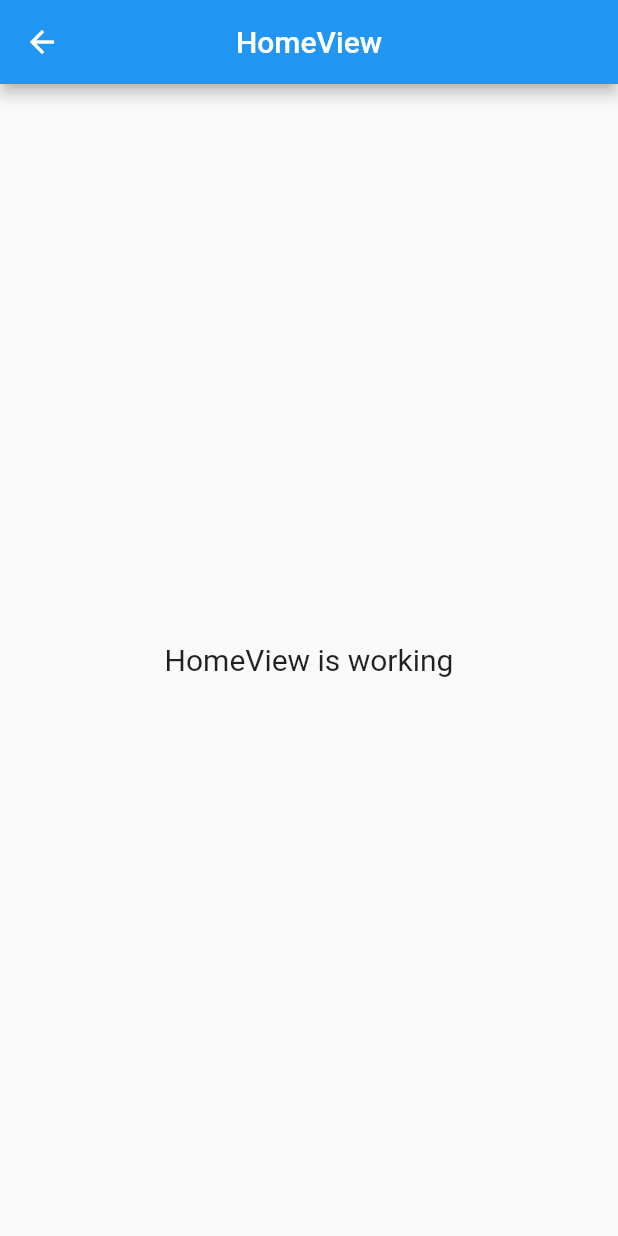
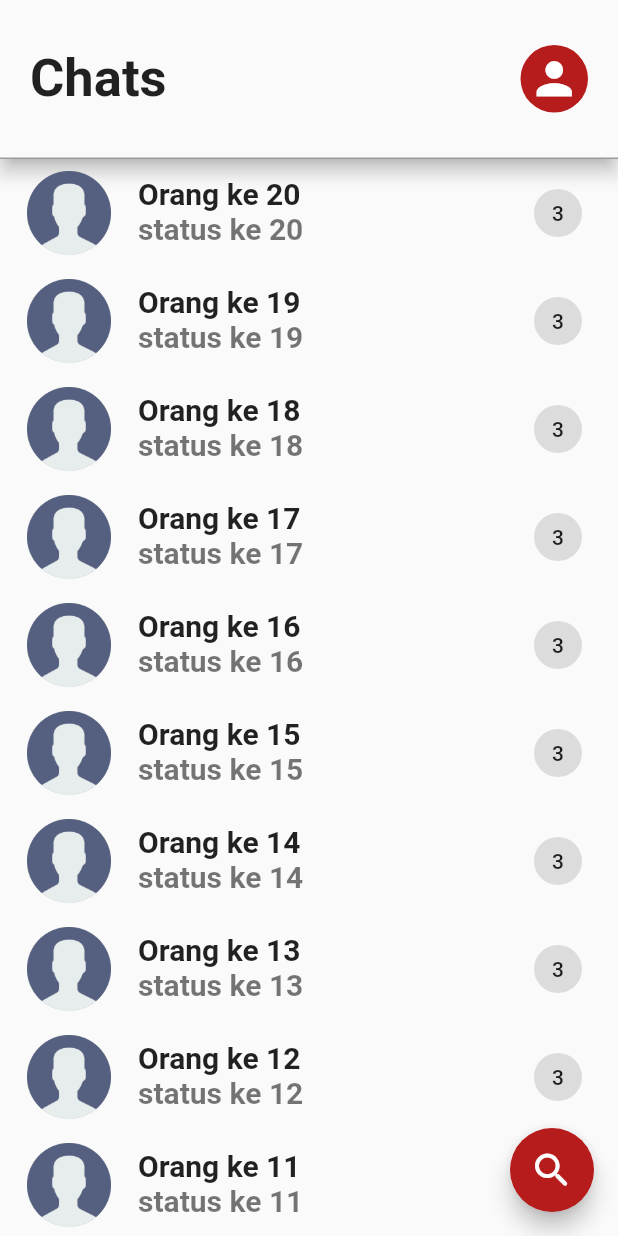
Before and after one commit to AgungLi/Chat-App, a Flutter app: the HomeView screen opened by its route, on a phone screen of 412 x 824 dp. Run offline on Flutter 3.47's test engine with Material 2 defaults, Android fonts, the phone set to English and light mode, and no system bars; our stand-ins replace firebase_core, get, introduction_screen, lottie; accounts and stored records are empty; project files that could hold a hidden picture were left out.

Commit message:
Create chat home screen

```diff
--- a/lib/app/modules/home/views/home_view.dart
+++ b/lib/app/modules/home/views/home_view.dart
@@ -1,3 +1,4 @@
+import 'package:chatapp/app/routes/app_pages.dart';
 import 'package:flutter/material.dart';
 
 import 'package:get/get.dart';
@@ -5,18 +6,93 @@ import 'package:get/get.dart';
 import '../controllers/home_controller.dart';
 
 class HomeView extends GetView<HomeController> {
+  final List<Widget> myChats = List.generate(
+    20,
+    (index) => ListTile(
+      onTap: () => Get.toNamed(Routes.CHAT_ROOM),
+      leading: CircleAvatar(
+        radius: 30,
+        backgroundColor: Colors.black26,
+        child: Image.asset(
+          "assets/logo/noimage.png",
+          fit: BoxFit.cover,
+        ),
+      ),
+      title: Text(
+        "Orang ke ${index + 1}",
+        style: TextStyle(fontSize: 20, fontWeight: FontWeight.w600),
+      ),
+      subtitle: Text(
+        "status ke ${index + 1}",
+        style: TextStyle(fontSize: 20, fontWeight: FontWeight.w600),
+      ),
+      trailing: Chip(
+        label: Text("3"),
+      ),
+    ),
+  ).reversed.toList();
   @override
   Widget build(BuildContext context) {
     return Scaffold(
-      appBar: AppBar(
-        title: Text('HomeView'),
-        centerTitle: true,
+      body: Column(
+        children: [
+          Material(
+            elevation: 5,
+            child: Container(
+              margin: EdgeInsets.only(top: context.mediaQueryPadding.top),
+              decoration: BoxDecoration(
+                border: Border(
+                  bottom: BorderSide(
+                    color: Colors.black38,
+                  ),
+                ),
+              ),
+              padding: EdgeInsets.fromLTRB(20, 30, 20, 30),
+              child: Row(
+                mainAxisAlignment: MainAxisAlignment.spaceBetween,
+                children: [
+                  Text(
+                    "Chats",
+                    style: TextStyle(
+                      fontSize: 35,
+                      fontWeight: FontWeight.bold,
+                    ),
+                  ),
+                  Material(
+                    borderRadius: BorderRadius.circular(30),
+                    color: Colors.red[900],
+                    child: InkWell(
+                      onTap: () => Get.toNamed(Routes.PROFILE),
+                      child: Padding(
+                        padding: const EdgeInsets.all(5),
+                        child: Icon(
+                          Icons.person,
+                          size: 35,
+                          color: Colors.white,
+                        ),
+                      ),
+                    ),
+                  )
+                ],
+              ),
+            ),
+          ),
+          Expanded(
+            child: ListView.builder(
+              padding: EdgeInsets.zero,
+              itemCount: myChats.length,
+              itemBuilder: (context, index) => myChats[index],
+            ),
+          ),
+        ],
       ),
-      body: Center(
-        child: Text(
-          'HomeView is working',
-          style: TextStyle(fontSize: 20),
+      floatingActionButton: FloatingActionButton(
+        onPressed: () => Get.toNamed(Routes.SEARCH),
+        child: Icon(
+          Icons.search_rounded,
+          size: 30,
         ),
+        backgroundColor: Colors.red[900],
       ),
     );
   }
--- a/lib/app/routes/app_pages.dart
+++ b/lib/app/routes/app_pages.dart
@@ -1,11 +1,17 @@
 import 'package:get/get.dart';
 
+import 'package:chatapp/app/modules/chat_room/bindings/chat_room_binding.dart';
+import 'package:chatapp/app/modules/chat_room/views/chat_room_view.dart';
 import 'package:chatapp/app/modules/home/bindings/home_binding.dart';
 import 'package:chatapp/app/modules/home/views/home_view.dart';
 import 'package:chatapp/app/modules/introduction/bindings/introduction_binding.dart';
 import 'package:chatapp/app/modules/introduction/views/introduction_view.dart';
 import 'package:chatapp/app/modules/login/bindings/login_binding.dart';
 import 'package:chatapp/app/modules/login/views/login_view.dart';
+import 'package:chatapp/app/modules/profile/bindings/profile_binding.dart';
+import 'package:chatapp/app/modules/profile/views/profile_view.dart';
+import 'package:chatapp/app/modules/search/bindings/search_binding.dart';
+import 'package:chatapp/app/modules/search/views/search_view.dart';
 
 part 'app_routes.dart';
 
@@ -30,5 +36,20 @@ class AppPages {
       page: () => LoginView(),
       binding: LoginBinding(),
     ),
+    GetPage(
+      name: _Paths.PROFILE,
+      page: () => ProfileView(),
+      binding: ProfileBinding(),
+    ),
+    GetPage(
+      name: _Paths.CHAT_ROOM,
+      page: () => ChatRoomView(),
+      binding: ChatRoomBinding(),
+    ),
+    GetPage(
+      name: _Paths.SEARCH,
+      page: () => SearchView(),
+      binding: SearchBinding(),
+    ),
   ];
 }
--- a/lib/app/routes/app_routes.dart
+++ b/lib/app/routes/app_routes.dart
@@ -7,10 +7,16 @@ abstract class Routes {
   static const HOME = _Paths.HOME;
   static const INTRODUCTION = _Paths.INTRODUCTION;
   static const LOGIN = _Paths.LOGIN;
+  static const PROFILE = _Paths.PROFILE;
+  static const CHAT_ROOM = _Paths.CHAT_ROOM;
+  static const SEARCH = _Paths.SEARCH;
 }
 
 abstract class _Paths {
   static const HOME = '/home';
   static const INTRODUCTION = '/introduction';
   static const LOGIN = '/login';
+  static const PROFILE = '/profile';
+  static const CHAT_ROOM = '/chat-room';
+  static const SEARCH = '/search';
 }
--- a/lib/main.dart
+++ b/lib/main.dart
@@ -29,7 +29,7 @@ class MyApp extends StatelessWidget {
         if (snapshot.connectionState == ConnectionState.done) {
           return GetMaterialApp(
             title: "ChatApp",
-            initialRoute: Routes.LOGIN,
+            initialRoute: Routes.HOME,
             getPages: AppPages.routes,
           );
           //   return FutureBuilder(
```
Also changed, not shown: lib/app/modules/chat_room/bindings/chat_room_binding.dart (added, +12 -0 lines), lib/app/modules/chat_room/controllers/chat_room_controller.dart (added, +20 -0 lines), lib/app/modules/chat_room/views/chat_room_view.dart (added, +23 -0 lines), lib/app/modules/profile/bindings/profile_binding.dart (added, +12 -0 lines), lib/app/modules/profile/controllers/profile_controller.dart (added, +20 -0 lines), lib/app/modules/profile/views/profile_view.dart (added, +23 -0 lines), lib/app/modules/search/bindings/search_binding.dart (added, +12 -0 lines), lib/app/modules/search/controllers/search_controller.dart (added, +20 -0 lines), lib/app/modules/search/views/search_view.dart (added, +23 -0 lines).
